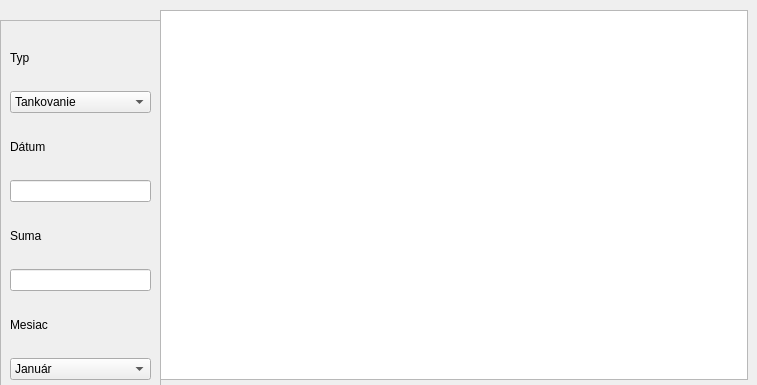
The window that projekt_firma/code/sumar.ui (ondrook/projektfirma) describes before a commit, drawn with Qt 5.
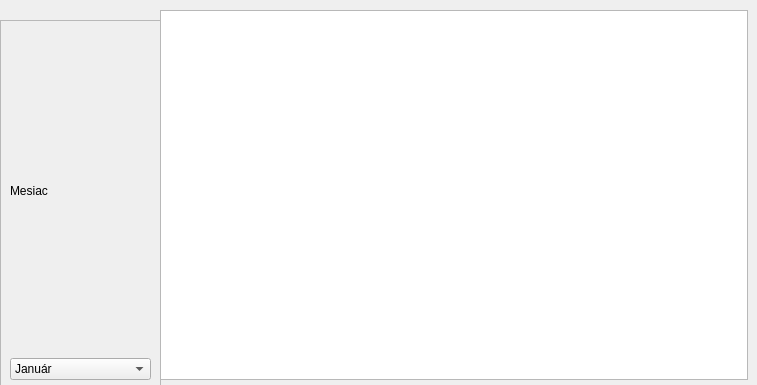
The same window after the commit.

The edit to the form file:
```diff
--- a/projekt_firma/code/sumar.ui
+++ b/projekt_firma/code/sumar.ui
@@ -39,66 +39,6 @@
     <enum>QFrame::Raised</enum>
    </property>
    <layout class="QVBoxLayout" name="verticalLayout">
-    <item>
-     <widget class="QLabel" name="label_3">
-      <property name="text">
-       <string>Typ</string>
-      </property>
-     </widget>
-    </item>
-    <item>
-     <widget class="QComboBox" name="typ_polozky">
-      <item>
-       <property name="text">
-        <string>Tankovanie</string>
-       </property>
-      </item>
-      <item>
-       <property name="text">
-        <string>Mýto</string>
-       </property>
-      </item>
-      <item>
-       <property name="text">
-        <string>Mzda</string>
-       </property>
-      </item>
-      <item>
-       <property name="text">
-        <string>Zisk</string>
-       </property>
-      </item>
-      <item>
-       <property name="text">
-        <string>Oprava</string>
-       </property>
-      </item>
-     </widget>
-    </item>
-    <item>
-     <widget class="QLabel" name="label">
-      <property name="text">
-       <string>Dátum</string>
-      </property>
-     </widget>
-    </item>
-    <item>
-     <widget class="QLineEdit" name="datum_polozky"/>
-    </item>
-    <item>
-     <widget class="QLabel" name="label_9">
-      <property name="text">
-       <string>Suma</string>
-      </property>
-     </widget>
-    </item>
-    <item>
-     <widget class="QLineEdit" name="suma_poloziek">
-      <property name="text">
-       <string/>
-      </property>
-     </widget>
-    </item>
     <item>
      <widget class="QLabel" name="label_2">
       <property name="text">
```
